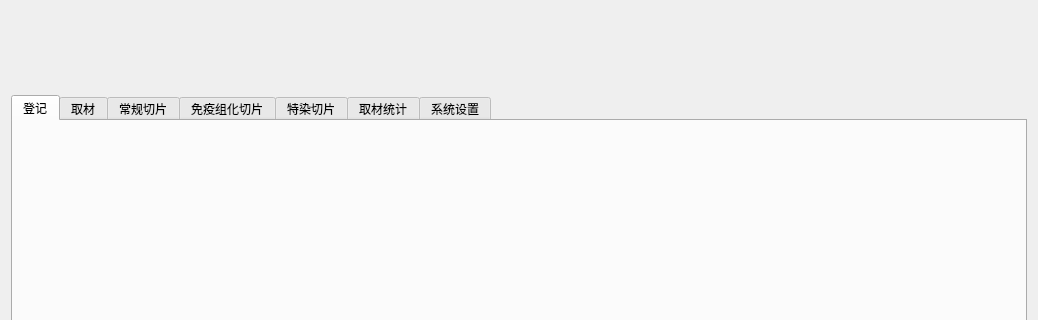
First picture: the form in mainwindow.ui, repository YYC572652645/PatholoSystem, before the edit; both pictures show x 0 to 1038 and y 0 to 320 of the 1038 by 719 pixel window.
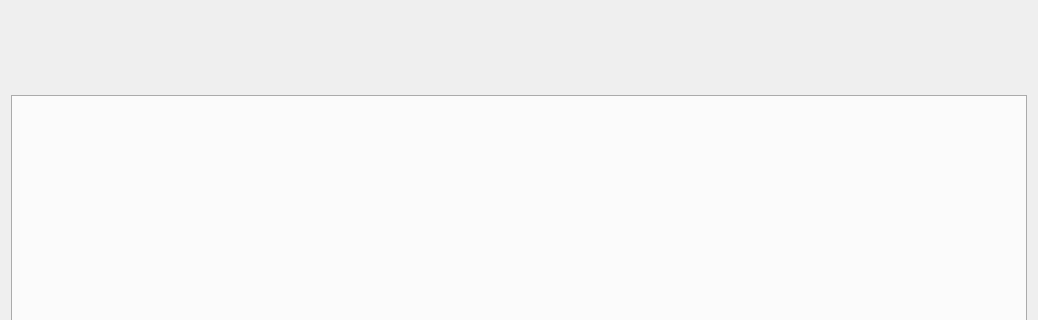
Second picture: the form after the edit. Icons and pictures are not drawn.

Commit message:
病理打码系统
病理打码系统

The edit to the form file:
```diff
--- a/mainwindow.ui
+++ b/mainwindow.ui
@@ -73,41 +73,6 @@
         <property name="currentIndex">
          <number>0</number>
         </property>
-        <widget class="QWidget" name="tabRegister">
-         <attribute name="title">
-          <string>登记</string>
-         </attribute>
-        </widget>
-        <widget class="QWidget" name="tabMaterial">
-         <attribute name="title">
-          <string>取材</string>
-         </attribute>
-        </widget>
-        <widget class="QWidget" name="tabRegularSlices">
-         <attribute name="title">
-          <string>常规切片</string>
-         </attribute>
-        </widget>
-        <widget class="QWidget" name="tabImmuneSlices">
-         <attribute name="title">
-          <string>免疫组化切片</string>
-         </attribute>
-        </widget>
-        <widget class="QWidget" name="tabSpecialSlices">
-         <attribute name="title">
-          <string>特染切片</string>
-         </attribute>
-        </widget>
-        <widget class="QWidget" name="tabDrawStatics">
-         <attribute name="title">
-          <string>取材统计</string>
-         </attribute>
-        </widget>
-        <widget class="QWidget" name="tabSystemSettings">
-         <attribute name="title">
-          <string>系统设置</string>
-         </attribute>
-        </widget>
        </widget>
       </item>
      </layout>
```
Left out of the diff: 2 changed lines with no effect on the pictures. The commit also changes 59 other files.
